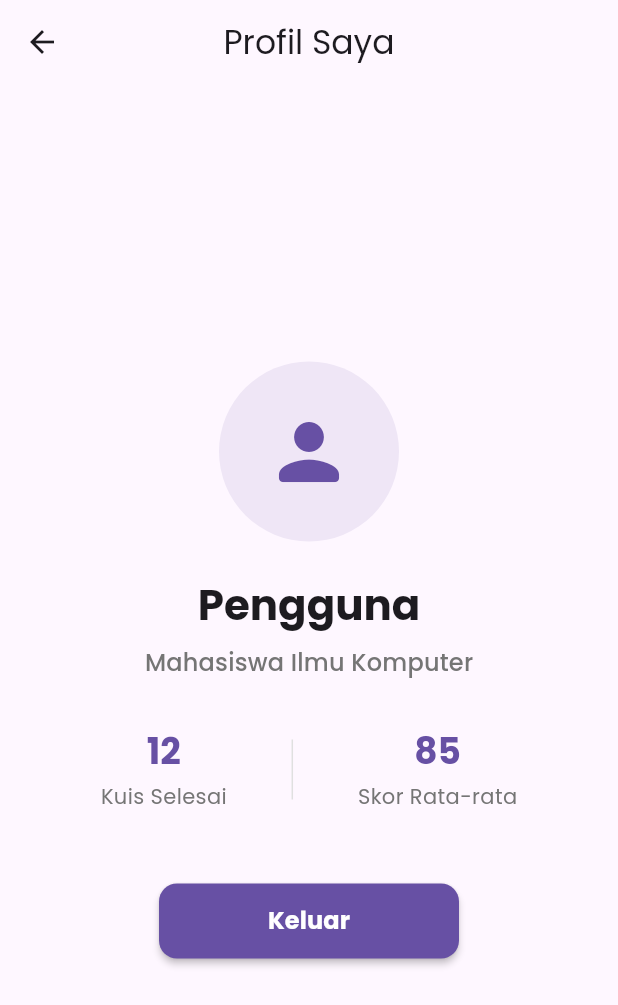
After one commit to jonthanngl/kuis_app, a Flutter app: the ProfileScreen screen opened directly, on a phone screen of 412 x 824 dp. The commit adds this screen. Shown: the top 1005 px of the screen. Run offline on Flutter 3.47's test engine with Material 3 defaults, Android fonts, the phone set to English and light mode, and no system bars; our stand-ins replace google_fonts.

Commit message:
Add files via upload

```diff
--- a/lib/screens/login_screen.dart
+++ b/lib/screens/login_screen.dart
@@ -76,8 +76,8 @@ class _LoginScreenState extends State<LoginScreen> {
                   Text(
                     'Selamat Datang!',
                     style: Theme.of(context).textTheme.headlineMedium?.copyWith(
-                          fontWeight: FontWeight.bold,
-                        ),
+                      fontWeight: FontWeight.bold,
+                    ),
                   ),
                   const SizedBox(height: 8),
                   Text(
--- /dev/null
+++ b/lib/screens/profile_screen.dart
@@ -0,0 +1,113 @@
+import 'package:flutter/material.dart';
+import 'package:provider/provider.dart';
+import '../providers/quiz_provider.dart';
+import '../widgets/custom_button.dart';
+import 'login_screen.dart';
+
+class ProfileScreen extends StatelessWidget {
+  const ProfileScreen({super.key});
+
+  @override
+  Widget build(BuildContext context) {
+    // Mengambil state dari provider
+    final quizProvider = context.watch<QuizProvider>();
+    final String userName = quizProvider.userName;
+
+    return Scaffold(
+      appBar: AppBar(
+        title: const Text('Profil Saya'),
+        centerTitle: true,
+      ),
+      body: Center(
+        child: SingleChildScrollView(
+          padding: const EdgeInsets.all(24.0),
+          child: Column(
+            mainAxisAlignment: MainAxisAlignment.center,
+            children: [
+              // Foto Profil Dummy
+              CircleAvatar(
+                radius: 60,
+                backgroundColor: Theme.of(context).primaryColor.withOpacity(0.1),
+                child: Icon(
+                  Icons.person_rounded,
+                  size: 60,
+                  color: Theme.of(context).primaryColor,
+                ),
+              ),
+              const SizedBox(height: 24),
+
+              // Nama Pengguna dari Provider
+              Text(
+                userName.isNotEmpty ? userName : 'Pengguna',
+                style: Theme.of(context).textTheme.headlineMedium?.copyWith(
+                  fontWeight: FontWeight.bold,
+                ),
+                textAlign: TextAlign.center,
+              ),
+              const SizedBox(height: 8),
+
+              Text(
+                'Mahasiswa Ilmu Komputer',
+                style: Theme.of(context).textTheme.titleMedium?.copyWith(
+                  color: Colors.grey.shade600,
+                ),
+              ),
+              const SizedBox(height: 32),
+
+              // Statistik Dummy
+              Row(
+                mainAxisAlignment: MainAxisAlignment.spaceEvenly,
+                children: [
+                  _buildStatItem(context, 'Kuis Selesai', '12'),
+                  Container(height: 40, width: 1, color: Colors.grey.shade300),
+                  _buildStatItem(context, 'Skor Rata-rata', '85'),
+                ],
+              ),
+              const SizedBox(height: 48),
+
+              // Tombol Logout
+              CustomButton(
+                text: 'Keluar',
+                width: 200,
+                onPressed: () {
+                  // Hapus nama pengguna dari provider
+                  quizProvider.setUserName('');
+                  quizProvider.resetQuiz();
+
+                  // Kembali ke halaman Login
+                  Navigator.pushAndRemoveUntil(
+                    context,
+                    MaterialPageRoute(builder: (context) => const LoginScreen()),
+                        (Route<dynamic> route) => false,
+                  );
+                },
+              ),
+            ],
+          ),
+        ),
+      ),
+    );
+  }
+
+  // Widget pembantu untuk kolom statistik
+  Widget _buildStatItem(BuildContext context, String label, String value) {
+    return Column(
+      children: [
+        Text(
+          value,
+          style: Theme.of(context).textTheme.headlineSmall?.copyWith(
+            fontWeight: FontWeight.bold,
+            color: Theme.of(context).primaryColor,
+          ),
+        ),
+        const SizedBox(height: 4),
+        Text(
+          label,
+          style: Theme.of(context).textTheme.bodyMedium?.copyWith(
+            color: Colors.grey.shade600,
+          ),
+        ),
+      ],
+    );
+  }
+}
```
Also changed, not shown: lib/screens/favorite_screen.dart (added, +55 -0 lines), lib/screens/history_screen.dart (added, +56 -0 lines), lib/screens/result_screen.dart (line endings or trailing spaces).
